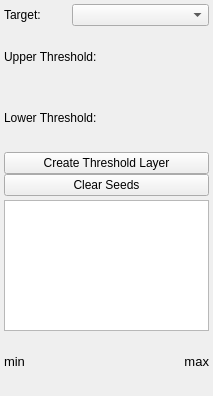
Before: the Qt Designer form Interface/ToolInterface/ThresholdToolInterface.ui in jessdtate/Seg3D, drawn with Qt 5.
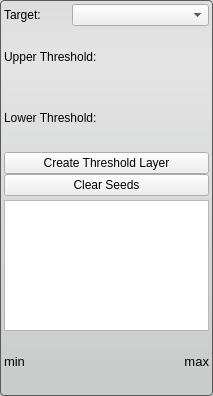
After: the same form once the commit is applied.

Commit message: updates to all tool interfaces

Patch:
```diff
--- a/Interface/ToolInterface/ThresholdToolInterface.ui
+++ b/Interface/ToolInterface/ThresholdToolInterface.ui
@@ -31,6 +31,13 @@
   <property name="windowTitle">
    <string>Threshold Tool</string>
   </property>
+  <property name="styleSheet">
+   <string notr="true">QWidget#ThresholdToolInterface{
+	border-radius: 4px;
+	border: 1px solid rgb(90, 90, 90);
+	background-color: qlineargradient(spread:pad, x1:0.5, y1:0, x2:0.5, y2:0.960227, stop:0 rgba(221, 221, 221, 255), stop:0.155779 rgba(228, 228, 228, 255), stop:1 rgba(202, 204, 204, 255));      
+}</string>
+  </property>
   <layout class="QVBoxLayout" name="verticalLayout_2">
    <property name="spacing">
     <number>0</number>
@@ -101,22 +108,6 @@
        </property>
       </widget>
      </item>
-     <item>
-      <spacer name="lowerHSpacer">
-       <property name="orientation">
-        <enum>Qt::Horizontal</enum>
-       </property>
-       <property name="sizeType">
-        <enum>QSizePolicy::MinimumExpanding</enum>
-       </property>
-       <property name="sizeHint" stdset="0">
-        <size>
-         <width>40</width>
-         <height>20</height>
-        </size>
-       </property>
-      </spacer>
-     </item>
     </layout>
    </item>
    <item>
@@ -185,6 +176,9 @@
    </item>
    <item>
     <layout class="QHBoxLayout" name="minMaxHLayout">
+     <property name="spacing">
+      <number>0</number>
+     </property>
      <item>
       <widget class="QLabel" name="minLabel">
        <property name="sizePolicy">
```
Left out of the diff: 21 changed lines with no effect on the pictures. The commit also changes 26 other files.
